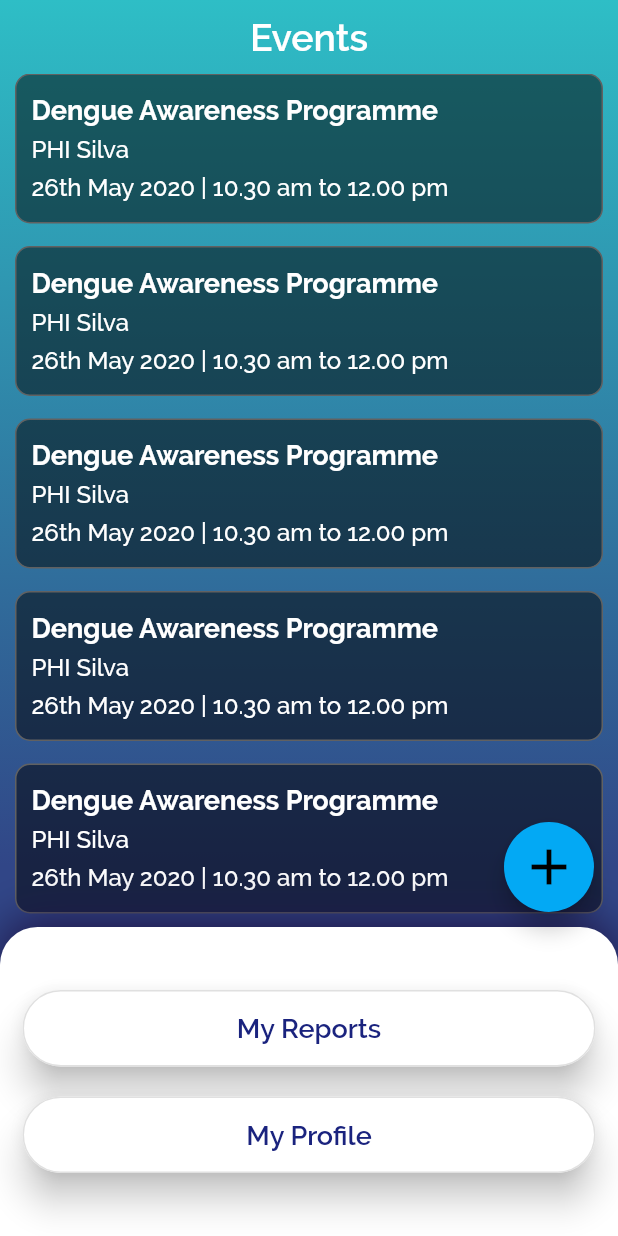
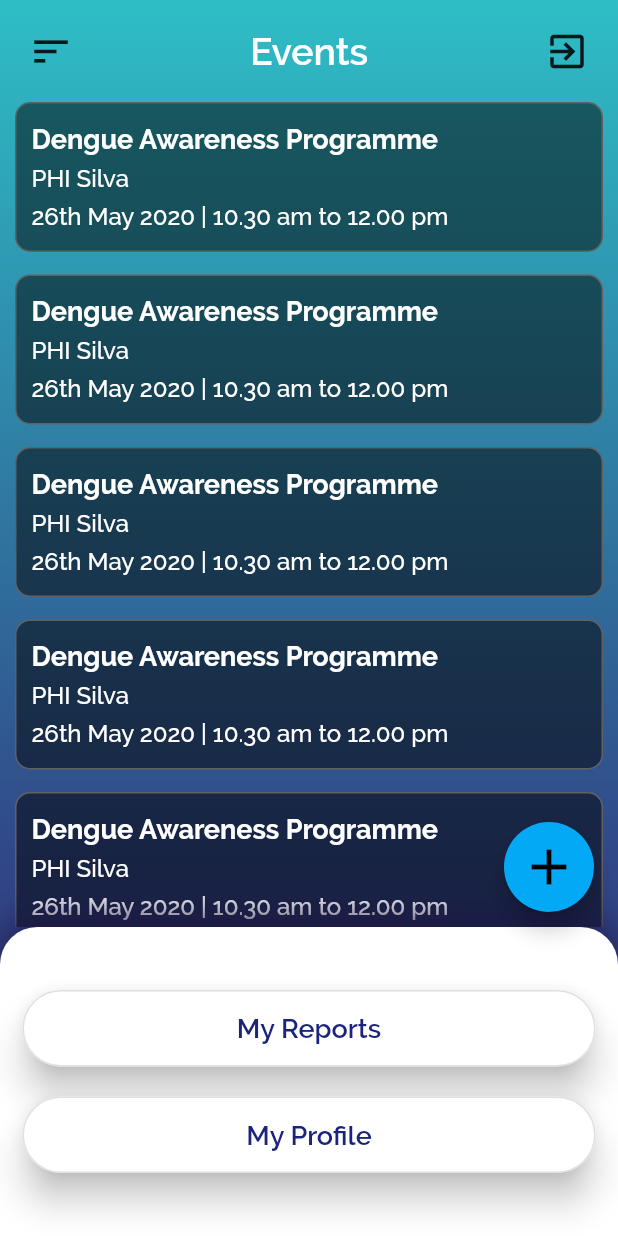
Before and after one commit to scorelab/DengueStop, a Flutter app: the Home screen opened by its route, on a phone screen of 412 x 824 dp. Run offline on Flutter 3.47's test engine with Material 2 defaults, Android fonts, the light colour scheme and no system bars; our stand-ins replace email_validator, flutter_secure_storage, geolocator, shared_preferences; missing offline and left inert: password_hash; accounts and stored records are empty.

Commit message:
Add user logout functionality

```diff
--- a/dengue_app/lib/views/home.dart
+++ b/dengue_app/lib/views/home.dart
@@ -1,4 +1,5 @@
 import 'package:flutter/material.dart';
+import 'package:dengue_app/services/user_service.dart';
 
 class Home extends StatelessWidget {
   @override
@@ -65,13 +66,7 @@
         mainAxisAlignment: MainAxisAlignment.start,
         children: <Widget>[
           SizedBox(height: 10.0),
-          Center(
-            child: Text('Events',
-                style: TextStyle(
-                    fontWeight: FontWeight.w600,
-                    fontSize: 25.0,
-                    color: Colors.white)),
-          ),
+          TopToolBar(),
           SizedBox(height: 10.0),
           Expanded(
             child: Container(
@@ -91,6 +86,90 @@
                   }),
             ),
           )
+        ],
+      ),
+    );
+  }
+}
+
+class TopToolBar extends StatelessWidget {
+  final userService = UserService();
+
+  logoutUser(context) async {
+    bool result = await userService.logoutUser();
+    if (result == true) {
+      Navigator.pop(context);
+    }
+  }
+
+  showLogoutConfirmation(BuildContext context) {
+    Widget yesButton = FlatButton(
+      child: Text("Yes", style: TextStyle(color: Colors.red)),
+      onPressed: () {
+        // logout the user
+        logoutUser(context);
+        // dismiss the popup
+        Navigator.of(context).pop();
+      },
+    );
+
+    Widget noButton = FlatButton(
+      child: Text("No"),
+      onPressed: () {
+        // dismiss the popup
+        Navigator.of(context).pop();
+      },
+    );
+
+    // set up the AlertDialog
+    AlertDialog alert = AlertDialog(
+      title: Text("Logging Out..."),
+      content: Text("Do you want to logout from Dengue Stop?"),
+      actions: [
+        noButton,
+        yesButton,
+      ],
+    );
+
+    showDialog(
+      context: context,
+      builder: (BuildContext context) {
+        return alert;
+      },
+    );
+  }
+
+  @override
+  Widget build(BuildContext context) {
+    return Padding(
+      padding: const EdgeInsets.symmetric(horizontal: 10),
+      child: Row(
+        mainAxisAlignment: MainAxisAlignment.spaceBetween,
+        children: <Widget>[
+          Material(
+            color: Colors.transparent,
+            child: IconButton(
+              icon: Icon(Icons.sort, size: 30),
+              onPressed: () {},
+            ),
+          ),
+          Text('Events',
+              style: TextStyle(
+                  fontWeight: FontWeight.w600,
+                  fontSize: 25.0,
+                  color: Colors.white)),
+          Material(
+            color: Colors.transparent,
+            child: IconButton(
+                icon: Icon(
+                  Icons.exit_to_app,
+                  size: 30,
+                ),
+                onPressed: () {
+                  // logout confirmation
+                  showLogoutConfirmation(context);
+                }),
+          ),
         ],
       ),
     );
@@ -213,6 +292,8 @@
           } else if (buttonType == 'profile') {
             // routing to profile screen
             Navigator.pushNamed(context, 'profile');
+          } else {
+            // todo handle the error
           }
         },
       ),
```
Also changed, not shown: dengue_app/lib/services/user_service.dart (+8 -0 lines).
